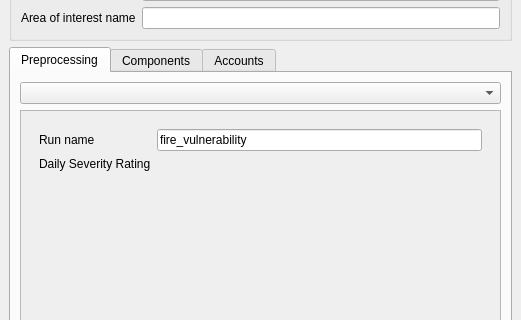
VITObelgium/sys4enca, file enca_plugin/enca_plugin_dockwidget_base.ui: the form before one commit; both pictures show x 0 to 521 and y 194 to 514 of the 521 by 1072 pixel window.
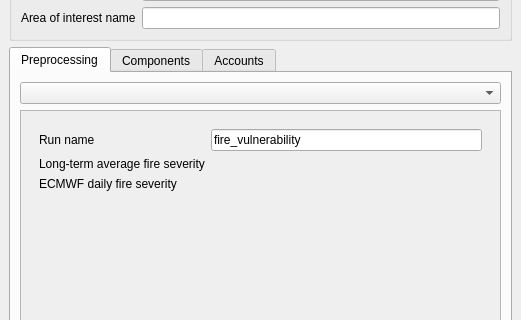
The form after the commit. The open tabs and pages were chosen to show the change. Custom widgets are drawn as their Qt base class.

Commit message: enca_plugin: Update fire & drought vulnerability ui.

```diff
--- a/enca_plugin/enca_plugin_dockwidget_base.ui
+++ b/enca_plugin/enca_plugin_dockwidget_base.ui
@@ -459,10 +459,27 @@
                   </property>
                  </widget>
                 </item>
-                <item row="1" column="0">
+                <item row="2" column="0">
                  <widget class="QLabel" name="label_79">
                   <property name="text">
-                   <string>Daily Severity Rating</string>
+                   <string>ECMWF daily fire severity</string>
+                  </property>
+                 </widget>
+                </item>
+                <item row="2" column="1">
+                 <widget class="QgsFileWidget" name="fire_severity_">
+                  <property name="filter">
+                   <string/>
+                  </property>
+                  <property name="storageMode">
+                   <enum>QgsFileWidget::GetDirectory</enum>
+                  </property>
+                 </widget>
+                </item>
+                <item row="1" column="0">
+                 <widget class="QLabel" name="label_135">
+                  <property name="text">
+                   <string>Long-term average fire severity</string>
                   </property>
                  </widget>
                 </item>
```
Left out of the diff: 25 changed lines with no effect on the pictures. The commit also changes 1 other file.
